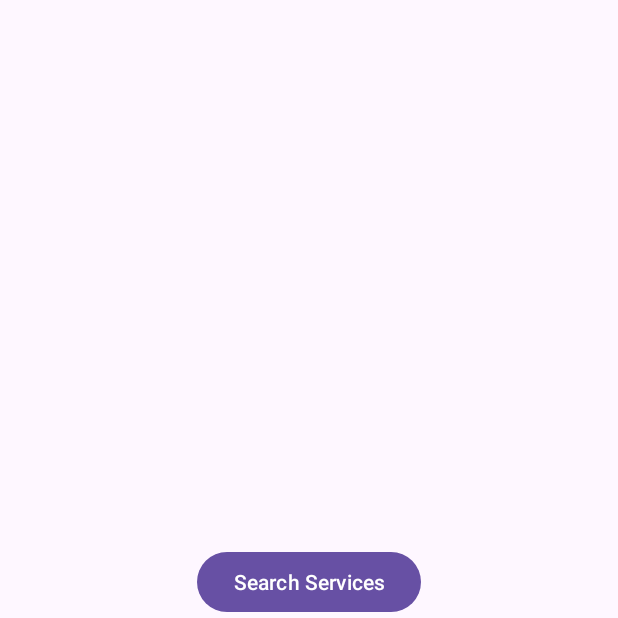
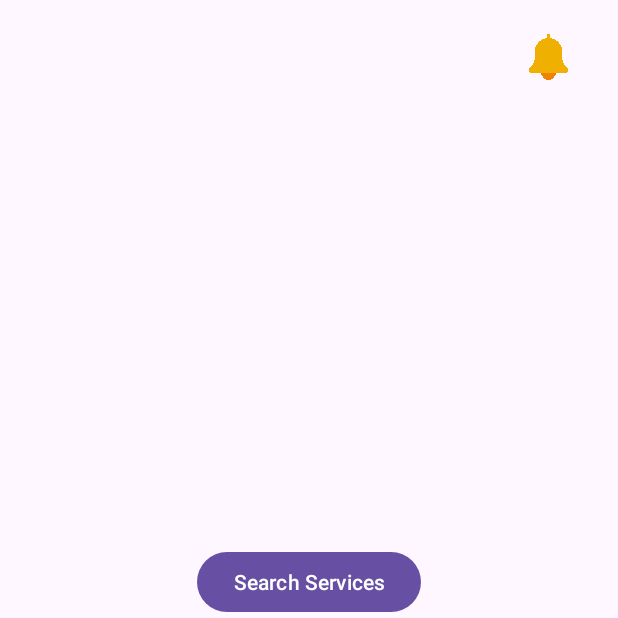
Before and after one commit to strawberryeleven/eVMS, an Android app: the customerHomepage screen opened directly, with no data from a screen before it, on a phone screen of 412 x 824 dp, the top half of it. Run offline under Robolectric (Android 15) with nearby library versions, the phone set to English and light mode, and no system bars; our stand-ins replace Firebase (no records; nobody signed in at launch, a user with empty details on screens opened directly).

Commit message:
notifications, make payment, process payment

```diff
--- a/app/build.gradle.kts
+++ b/app/build.gradle.kts
@@ -62,6 +62,8 @@ dependencies {
     implementation ("com.github.yalantis:ucrop:2.2.8-native")
 
     implementation ("androidx.appcompat:appcompat:1.4.1")
+    implementation ("com.github.yalantis:ucrop:2.2.6")
+    implementation ("com.stripe:stripe-java:20.96.0")
 
 
 }
--- a/app/src/main/AndroidManifest.xml
+++ b/app/src/main/AndroidManifest.xml
@@ -74,6 +74,12 @@
             android:name=".CompleteService"
             android:exported="false" />
         <activity
+            android:name=".CustomerNotificationPanel"
+            android:exported="false" />
+        <activity
+            android:name=".MakePayment"
+            android:exported="false"/>
+        <activity
             android:name=".ManagerHomepage"
             android:exported="false" />
         <activity
--- a/app/src/main/java/com/example/evms/UpdateServiceRecords.java
+++ b/app/src/main/java/com/example/evms/UpdateServiceRecords.java
@@ -41,6 +41,8 @@ public class UpdateServiceRecords extends AppCompatActivity {
             intent.putExtra("EmployeeID", employeeId);
             intent.putExtra("NumberPlate", selectedService.getString("NumberPlate"));
             intent.putExtra("MaintenanceDate", selectedService.getString("MaintenanceDate"));
+            String customerEmail = selectedService.getString("CustomerEmail");
+            intent.putExtra("CustomerEmail", customerEmail);
             startActivity(intent);
         });
     }
--- a/app/src/main/java/com/example/evms/customerHomepage.java
+++ b/app/src/main/java/com/example/evms/customerHomepage.java
@@ -2,8 +2,11 @@ package com.example.evms;
 
 import android.content.Intent;
 import android.os.Bundle;
+import android.util.Log;
 import android.view.View;
 import android.widget.Button;
+import android.widget.ImageView;
+import android.widget.TextView;
 import android.widget.Toast;
 
 import androidx.activity.EdgeToEdge;
@@ -12,13 +15,11 @@ import androidx.core.graphics.Insets;
 import androidx.core.view.ViewCompat;
 import androidx.core.view.WindowInsetsCompat;
 
+import com.google.firebase.firestore.FirebaseFirestore;
+
 public class customerHomepage extends AppCompatActivity {
 
     private String customerEmail;
-
-    public String getValidEmail(){
-        return customerEmail;
-    }
 
     @Override
     protected void onCreate(Bundle savedInstanceState) {
@@ -38,26 +39,55 @@ public class customerHomepage extends AppCompatActivity {
         });
 
         Button searchButton = findViewById(R.id.button3);
+        Button testButton = findViewById(R.id.btn_testEmail);
+        TextView notificationCount = findViewById(R.id.notificationCount);
 
-        Button testButton = findViewById(R.id.btn_testEmail);
-
-        searchButton.setOnClickListener(new View.OnClickListener() {
-            @Override
-            public void onClick(View v) {
-                // Start customerSearchService activity
-                startActivity(new Intent(customerHomepage.this, customerSearchService.class));
-            }
+        ImageView notificationIcon = findViewById(R.id.notificationIcon);
+        notificationIcon.setOnClickListener(v -> {
+            Intent notificationIntent = new Intent(customerHomepage.this, CustomerNotificationPanel.class);  // Renamed the variable here
+            notificationIntent.putExtra("customerEmail", customerEmail);  // Pass the customerEmail to the NotificationPanel activity
+            startActivity(notificationIntent);
+        });
+        searchButton.setOnClickListener(v -> {
+            startActivity(new Intent(customerHomepage.this, customerSearchService.class));
         });
 
-        testButton.setOnClickListener(new View.OnClickListener() {
-            @Override
-            public void onClick(View v) {
-                // Start customerSearchService activity
-                Intent intent = new Intent(customerHomepage.this, testEmailPage.class);
-                intent.putExtra("customerEmail", customerEmail); // Pass email to customerHomepage
-                startActivity(intent);
-                finish();
-            }
+        testButton.setOnClickListener(v -> {
+            Intent emailIntent = new Intent(customerHomepage.this, testEmailPage.class);
+            emailIntent.putExtra("customerEmail", customerEmail);
+            startActivity(emailIntent);
+            finish();
         });
+
+        fetchNotificationCount();
     }
+
+    private void fetchNotificationCount() {
+        FirebaseFirestore db = FirebaseFirestore.getInstance();
+        db.collection("Notification") // Ensure the collection name is correct
+                .whereEqualTo("CustomerEmail", customerEmail)
+                .get()
+                .addOnCompleteListener(task -> {
+                    if (task.isSuccessful()) {
+                        final int count = task.getResult().size(); // Count the documents which match the query
+                        runOnUiThread(() -> {
+                            updateNotificationBadge(count); // Update the notification badge
+                            Toast.makeText(customerHomepage.this, "You have " + count + " notifications", Toast.LENGTH_LONG).show(); // Show the count in a toast
+                        });
+                    } else {
+                        Log.d("FetchNotifError", "Error getting documents: ", task.getException());
+                    }
+                });
+    }
+
+    private void updateNotificationBadge(int count) {
+        TextView notificationCount = findViewById(R.id.notificationCount);
+        if (count > 0) {
+            notificationCount.setText(String.valueOf(count));
+            notificationCount.setVisibility(View.VISIBLE);
+        } else {
+            notificationCount.setVisibility(View.GONE);
+        }
+    }
+
 }
--- /dev/null
+++ b/app/src/main/res/drawable/notification_background.xml
@@ -0,0 +1,6 @@
+<?xml version="1.0" encoding="utf-8"?>
+<shape xmlns:android="http://schemas.android.com/apk/res/android" android:shape="rectangle">
+    <corners android:radius="8dp" />
+    <solid android:color="#B3E5E5E5"/> <!-- Grayish color with transparency -->
+    <stroke android:width="2dp" android:color="#FF000000"/> <!-- Black border, adjust color as needed -->
+</shape>
--- a/app/src/main/res/layout/activity_customer_homepage.xml
+++ b/app/src/main/res/layout/activity_customer_homepage.xml
@@ -12,22 +12,53 @@
         android:layout_width="wrap_content"
         android:layout_height="wrap_content"
         android:text="Search Services"
+        app:layout_constraintBottom_toTopOf="@+id/btn_testEmail"
+        app:layout_constraintEnd_toEndOf="parent"
         app:layout_constraintStart_toStartOf="parent"
-        app:layout_constraintEnd_toEndOf="parent"
         app:layout_constraintTop_toTopOf="parent"
-        app:layout_constraintBottom_toTopOf="@+id/btn_testEmail"
-        app:layout_constraintVertical_chainStyle="packed"
-        app:layout_constraintVertical_bias="0.5" />
+        app:layout_constraintVertical_bias="0.5"
+        app:layout_constraintVertical_chainStyle="packed" />
 
     <Button
         android:id="@+id/btn_testEmail"
         android:layout_width="wrap_content"
         android:layout_height="wrap_content"
         android:text="test email"
+        app:layout_constraintBottom_toBottomOf="parent"
+        app:layout_constraintEnd_toEndOf="parent"
+        app:layout_constraintStart_toStartOf="parent"
         app:layout_constraintTop_toBottomOf="@+id/button3"
-        app:layout_constraintStart_toStartOf="parent"
-        app:layout_constraintEnd_toEndOf="parent"
-        app:layout_constraintBottom_toBottomOf="parent"
         app:layout_constraintVertical_bias="0.1" />
 
+    <FrameLayout
+        android:id="@+id/notificationFrame"
+        android:layout_width="52dp"
+        android:layout_height="50dp"
+        android:layout_marginTop="12dp"
+        android:layout_marginEnd="20dp"
+        app:layout_constraintEnd_toEndOf="parent"
+        app:layout_constraintTop_toTopOf="parent">
+
+        <ImageView
+            android:id="@+id/notificationIcon"
+            android:layout_width="51dp"
+            android:layout_height="52dp"
+            android:src="@drawable/ic_notification" />
+
+        <TextView
+            android:id="@+id/notificationCount"
+            android:layout_width="20dp"
+            android:layout_height="21dp"
+            android:layout_gravity="top|end"
+            android:gravity="center"
+            android:minWidth="18dp"
+            android:minHeight="18dp"
+            android:padding="4dp"
+            android:textColor="#FF0000"
+            android:textSize="12sp"
+            tools:layout_editor_absoluteX="371dp"
+            tools:layout_editor_absoluteY="15dp" /> <!-- Ensure you have this drawable in your resources -->
+
+    </FrameLayout>
+
 </androidx.constraintlayout.widget.ConstraintLayout>
```
Also changed, not shown: app/src/main/java/com/example/evms/CompleteService.java (+41 -16 lines), app/src/main/java/com/example/evms/CustomerNotificationPanel.java (added, +78 -0 lines), app/src/main/java/com/example/evms/MakePayment.java (added, +68 -0 lines), app/src/main/java/com/example/evms/ProcessPayment.java (added, +34 -0 lines), app/src/main/java/com/example/evms/UpdateCustomerRecords.java (+29 -7 lines), app/src/main/res/layout/activity_customer_notification_panel.xml (added, +30 -0 lines), app/src/main/res/layout/activity_make_payment.xml (added, +31 -0 lines), app/src/main/res/drawable/ic_notification.png (added), app/src/main/res/drawable/notification_circle.png (added).
